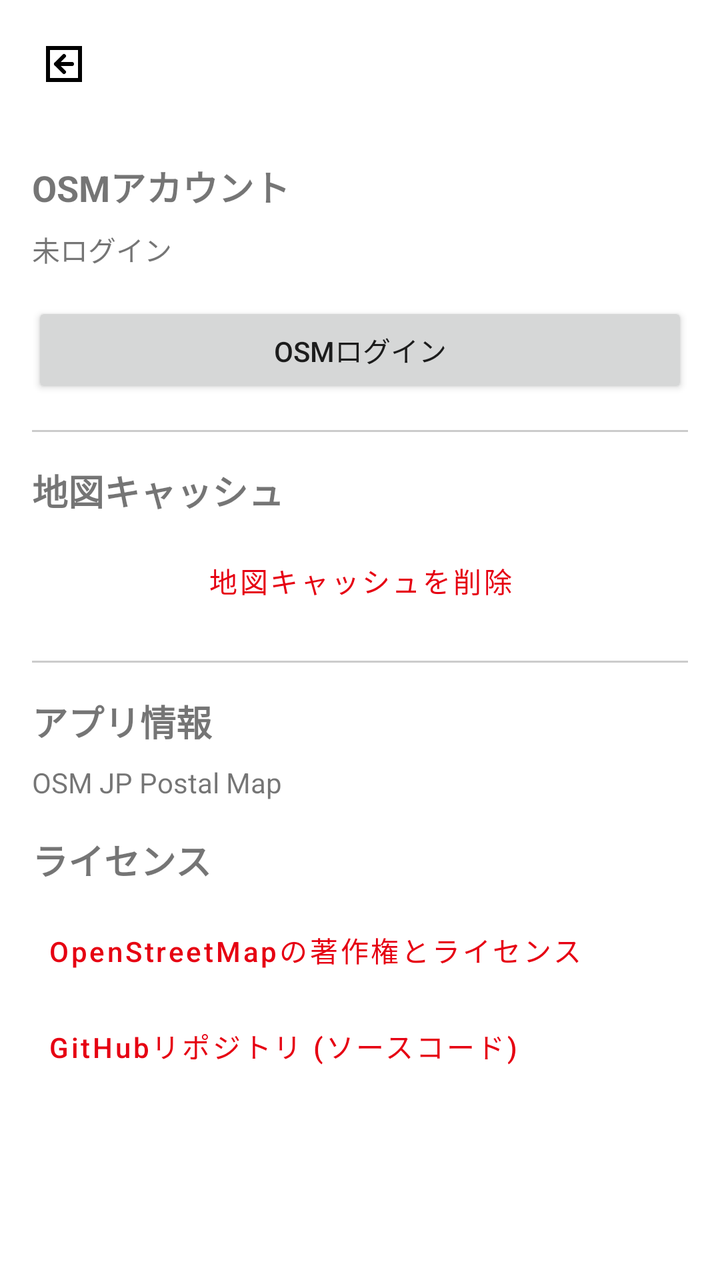
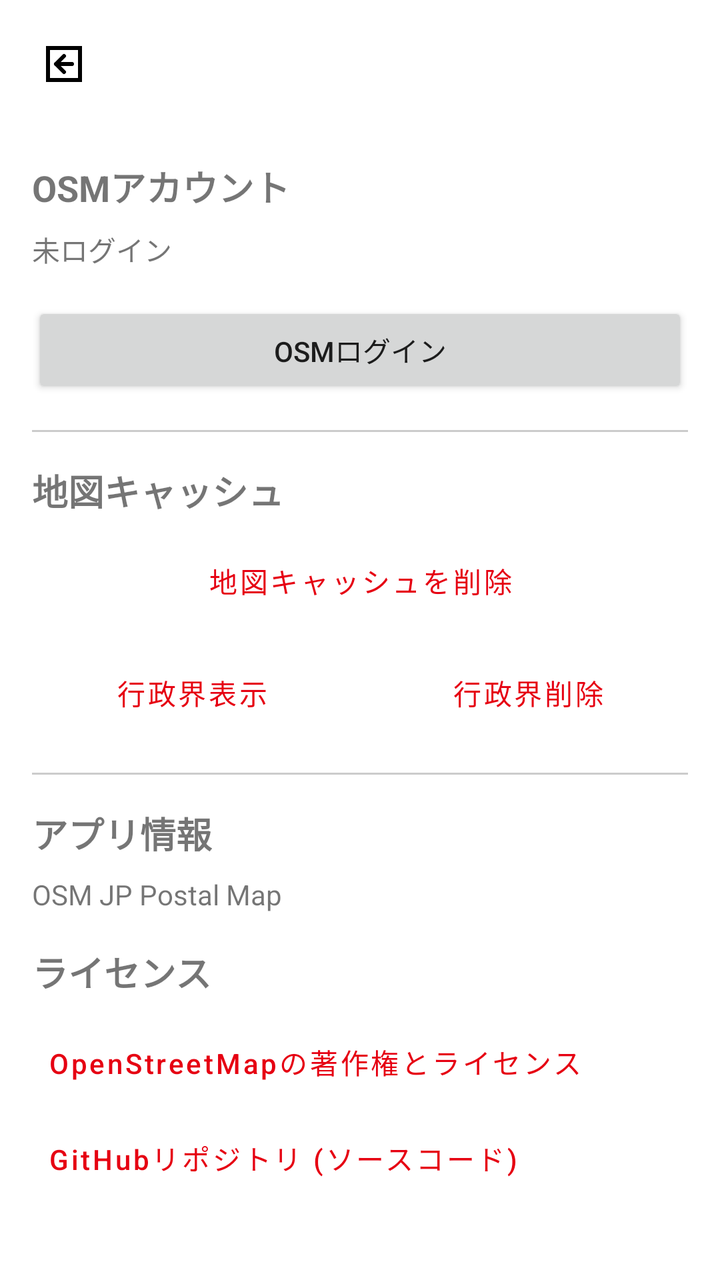

The first picture is an Android layout as it rendered before a commit; the second is the same layout after the commit. The layout source and the unified diff follow.
<!-- AndroidManifest.xml: application theme Theme.OsmJPPostalMap -->
<!-- res/layout/activity_settings.xml -->
<?xml version="1.0" encoding="utf-8"?>
<RelativeLayout xmlns:android="http://schemas.android.com/apk/res/android"
    android:layout_width="match_parent"
    android:layout_height="match_parent">

    <androidx.appcompat.widget.AppCompatImageButton
        android:id="@+id/btn_back"
        android:layout_width="48dp"
        android:layout_height="48dp"
        android:layout_margin="8dp"
        android:background="?attr/selectableItemBackgroundBorderless"
        android:src="@drawable/ic_back_postbox"
        android:contentDescription="戻る" />

    <LinearLayout
        android:layout_width="match_parent"
        android:layout_height="match_parent"
        android:layout_below="@id/btn_back"
        android:orientation="vertical"
        android:padding="16dp">

    <TextView
        android:layout_width="wrap_content"
        android:layout_height="wrap_content"
        android:text="OSMアカウント"
        android:textSize="18sp"
        android:textStyle="bold"
        android:layout_marginBottom="8dp" />

    <TextView
        android:id="@+id/login_status"
        android:layout_width="wrap_content"
        android:layout_height="wrap_content"
        android:text="未ログイン"
        android:layout_marginBottom="16dp" />

    <Button
        android:id="@+id/btn_login"
        android:layout_width="match_parent"
        android:layout_height="wrap_content"
        android:text="OSMログイン" />

    <Button
        android:id="@+id/btn_user_page"
        android:layout_width="match_parent"
        android:layout_height="wrap_content"
        android:text="ユーザーページを開く"
        android:visibility="gone" />

    <Button
        android:id="@+id/btn_logout"
        android:layout_width="match_parent"
        android:layout_height="wrap_content"
        android:text="ログアウト"
        android:visibility="gone" />

    <View
        android:layout_width="match_parent"
        android:layout_height="1dp"
        android:background="#CCCCCC"
        android:layout_marginVertical="16dp" />
    
    <TextView
        android:layout_width="wrap_content"
        android:layout_height="wrap_content"
        android:text="@string/settings_map_cache_title"
        android:textSize="18sp"
        android:textStyle="bold"
        android:layout_marginBottom="8dp" />

    <Button
        android:id="@+id/btn_delete_cache"
        android:layout_width="match_parent"
        android:layout_height="wrap_content"
        android:text="@string/settings_delete_map_cache"
        style="@style/Widget.MaterialComponents.Button.OutlinedButton"
        android:textColor="@color/jp_post_red" />

    <View
        android:layout_width="match_parent"
        android:layout_height="1dp"
        android:background="#CCCCCC"
        android:layout_marginVertical="16dp" />

    <TextView
        android:layout_width="wrap_content"
        android:layout_height="wrap_content"
        android:text="アプリ情報"
        android:textSize="18sp"
        android:textStyle="bold"
        android:layout_marginBottom="8dp" />

    <TextView
        android:id="@+id/app_version_info"
        android:layout_width="wrap_content"
        android:layout_height="wrap_content"
        android:text="OSM JP Postal Map"
        android:layout_marginBottom="16dp" />

    <TextView
        android:layout_width="wrap_content"
        android:layout_height="wrap_content"
        android:text="@string/settings_license_title"
        android:textSize="18sp"
        android:textStyle="bold"
        android:layout_marginBottom="8dp" />

    <Button
        android:id="@+id/btn_osm_copyright"
        style="@style/Widget.MaterialComponents.Button.TextButton"
        android:layout_width="match_parent"
        android:layout_height="wrap_content"
        android:text="@string/settings_osm_copyright_link"
        android:textAllCaps="false"
        android:gravity="start|center_vertical" />

    <Button
        android:id="@+id/btn_github_repo"
        style="@style/Widget.MaterialComponents.Button.TextButton"
        android:layout_width="match_parent"
        android:layout_height="wrap_content"
        android:text="@string/settings_github_link"
        android:textAllCaps="false"
        android:gravity="start|center_vertical" />

    </LinearLayout>
</RelativeLayout>
<!-- resources referenced by this layout -->
<resources>
  <color name="jp_post_red">#E60012</color>
  <!-- drawable ic_back_postbox (drawable) -->
  <vector xmlns:android="http://schemas.android.com/apk/res/android"
      android:width="24dp"
      android:height="24dp"
      android:viewportWidth="24"
      android:viewportHeight="24">
      
      <path
          android:strokeColor="#000000"
          android:strokeWidth="2"
          android:pathData="M4,4 h16 v16 h-16 z" />
      
      <path
          android:fillColor="#000000"
          android:pathData="M16,12 H8 M8,12 l4,-4 M8,12 l4,4"
          android:strokeColor="#000000"
          android:strokeWidth="2"
          android:strokeLineCap="round"
          android:strokeLineJoin="round" />
  </vector>
  <string name="settings_delete_map_cache">地図キャッシュを削除</string>
  <string name="settings_github_link">GitHubリポジトリ (ソースコード)</string>
  <string name="settings_license_title">ライセンス</string>
  <string name="settings_map_cache_title">地図キャッシュ</string>
  <string name="settings_osm_copyright_link">OpenStreetMapの著作権とライセンス</string>
  <style name="Theme.OsmJPPostalMap" parent="Theme.MaterialComponents.DayNight.NoActionBar">
          
          <item name="colorPrimary">@color/jp_post_red</item>
          <item name="colorPrimaryVariant">@color/jp_post_red</item>
          <item name="colorOnPrimary">@color/white</item>
          
          <item name="colorSecondary">@color/teal_200</item>
          <item name="colorSecondaryVariant">@color/teal_700</item>
          <item name="colorOnSecondary">@color/black</item>
          
          <item name="android:statusBarColor">?attr/colorPrimaryVariant</item>
          <item name="android:windowLightStatusBar" tools:targetApi="m">false</item>
          
      </style>
  <color name="white">#FFFFFFFF</color>
  <color name="teal_200">#FF03DAC5</color>
  <color name="teal_700">#FF018786</color>
  <color name="black">#FF000000</color>
</resources>

<!-- the commit's change to res/layout/activity_settings.xml (unified diff, before → after) -->
@@ -76,6 +76,33 @@
         style="@style/Widget.MaterialComponents.Button.OutlinedButton"
         android:textColor="@color/jp_post_red" />
 
+    <LinearLayout
+        android:layout_width="match_parent"
+        android:layout_height="wrap_content"
+        android:orientation="horizontal"
+        android:layout_marginTop="8dp">
+
+        <Button
+            android:id="@+id/btn_show_boundary"
+            android:layout_width="0dp"
+            android:layout_height="wrap_content"
+            android:layout_weight="1"
+            android:text="行政界表示"
+            android:layout_marginEnd="4dp"
+            style="@style/Widget.MaterialComponents.Button.OutlinedButton" />
+
+        <Button
+            android:id="@+id/btn_delete_boundary"
+            android:layout_width="0dp"
+            android:layout_height="wrap_content"
+            android:layout_weight="1"
+            android:text="行政界削除"
+            android:layout_marginStart="4dp"
+            style="@style/Widget.MaterialComponents.Button.OutlinedButton"
+            android:textColor="@color/jp_post_red" />
+
+    </LinearLayout>
+
     <View
         android:layout_width="match_parent"
         android:layout_height="1dp"
